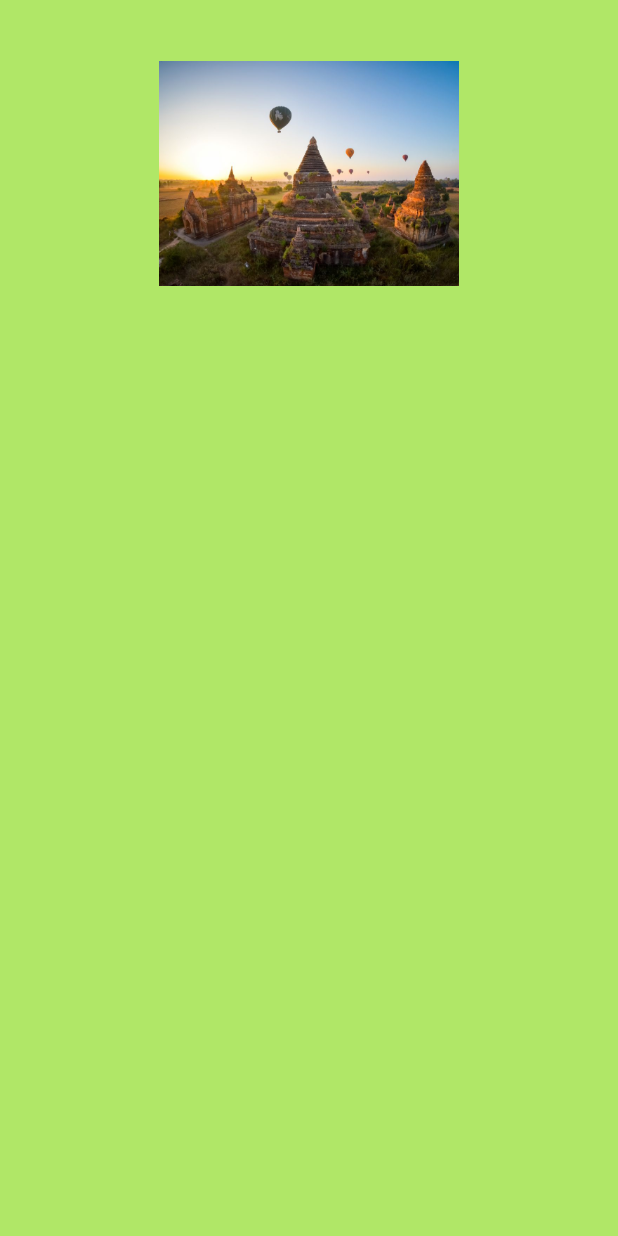
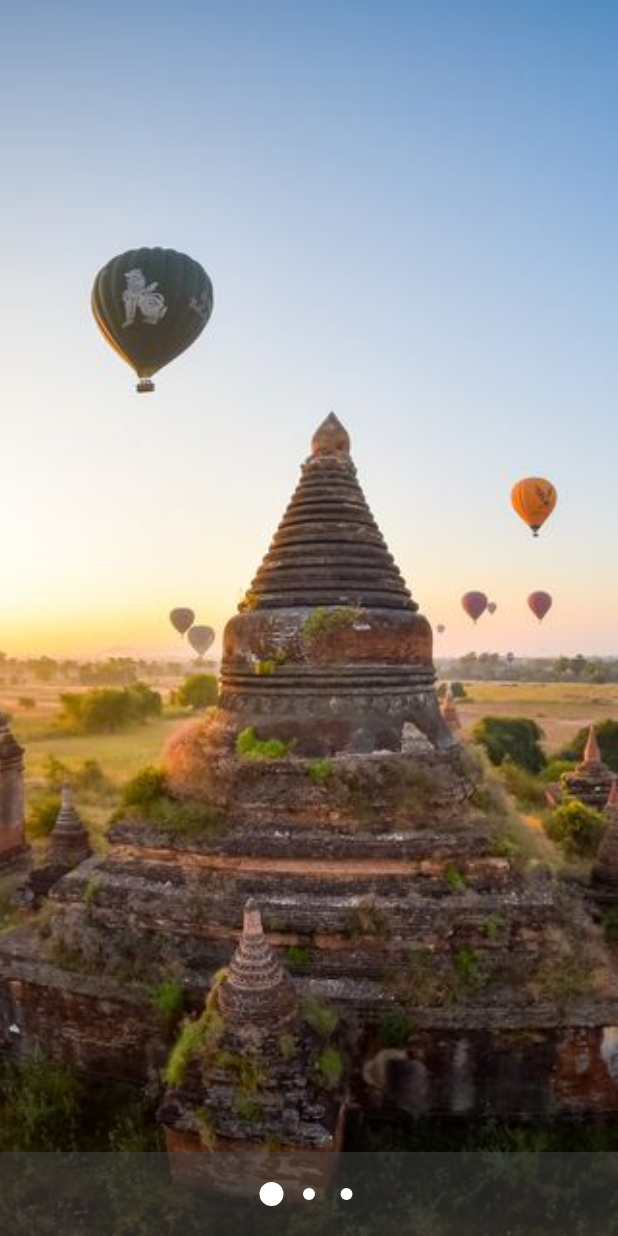
Before and after one commit to ThaeThinzar/flutter_app_study, a Flutter app: the screen it shows after launch, on a phone screen of 412 x 824 dp. Run offline on Flutter 3.47's test engine with Material 2 defaults, Android fonts, the phone set to English and light mode, and no system bars; drawn by our look-alikes of carousel_pro, carousel_slider; our stand-ins replace cloud_firestore, country_code_picker, firebase_auth, firebase_storage, flutter_local_notifications, flutter_markdown and 6 more; missing offline and left inert: github, mock_data, multi_image_picker; accounts and stored records are empty.

Commit message:
[ImageSlider_Kai] simple image slide step1 with arousel pro

```diff
--- a/lib/phone_authen/dashboard.dart
+++ b/lib/phone_authen/dashboard.dart
@@ -1,3 +1,4 @@
+import 'package:carousel_pro/carousel_pro.dart';
 import 'package:carousel_slider/carousel_slider.dart';
 import 'package:flutter/material.dart';
 import 'package:flutterapp/phone_authen/authservice.dart';
@@ -17,14 +18,14 @@ class _DashboardPageState extends State<DashboardPage> {
 
     return Scaffold(
         body: Container(
-          child: CarouselSlider(
-            options: CarouselOptions(),
-            items: imgList.map((item)=>Container(
-              child: Center(
-                  child: Image(
-                  image: item, width: 200,height: 150,fit: BoxFit.cover,),),
-            )).toList(),
-          ),
+          child: Carousel(
+          boxFit: BoxFit.cover,
+            images: imgList,
+            animationCurve: Curves.fastOutSlowIn,
+            animationDuration: Duration(
+              microseconds: 2000,),
+
+          )
         )
       /*Center(
             child: Colum
--- a/pubspec.yaml
+++ b/pubspec.yaml
@@ -52,6 +52,7 @@ dependencies:
   mock_data: ^1.2.6
   country_code_picker: ^1.4.0
   carousel_slider: ^2.2.1
+  carousel_pro: ^1.0.0
 
 
 
```
